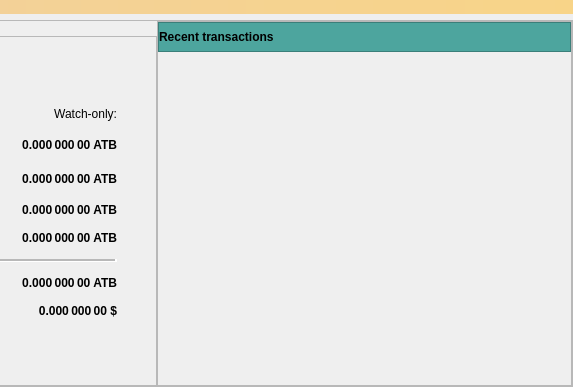
Old version of the form src/qt/forms/overviewpage.ui in the repository odrowonz/atbcoin-insight; both pictures show x 302 to 875 and y 0 to 387 of the 875 by 387 pixel window.
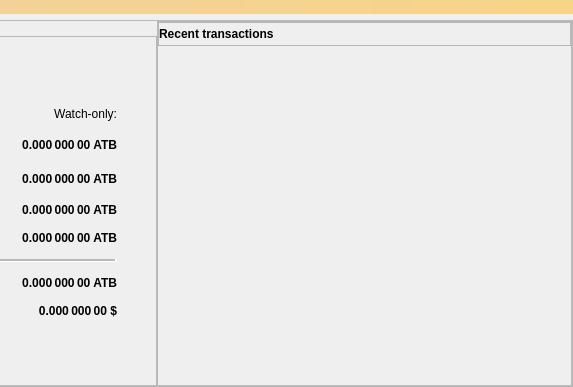
New version of the form. Icons and pictures are not drawn.

The edit to the form file:
```diff
--- a/src/qt/forms/overviewpage.ui
+++ b/src/qt/forms/overviewpage.ui
@@ -762,17 +762,17 @@
                <property name="minimumSize">
                 <size>
                  <width>0</width>
-                 <height>30</height>
+                 <height>0</height>
                 </size>
                </property>
                <property name="maximumSize">
                 <size>
                  <width>16777215</width>
-                 <height>30</height>
+                 <height>16777215</height>
                 </size>
                </property>
                <property name="styleSheet">
-                <string notr="true">background-color: rgb(77,165,158);</string>
+                <string notr="true"/>
                </property>
                <property name="locale">
                 <locale language="Russian" country="Russia"/>
```
Left out of the diff: 2 changed lines with no effect on the pictures.
